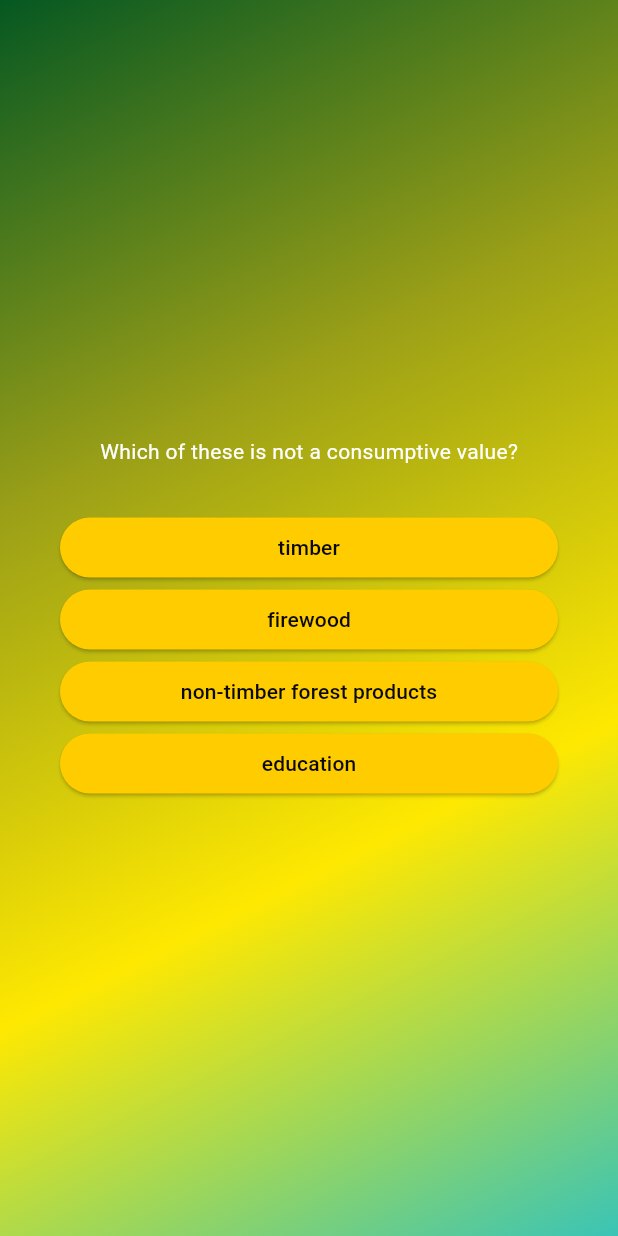
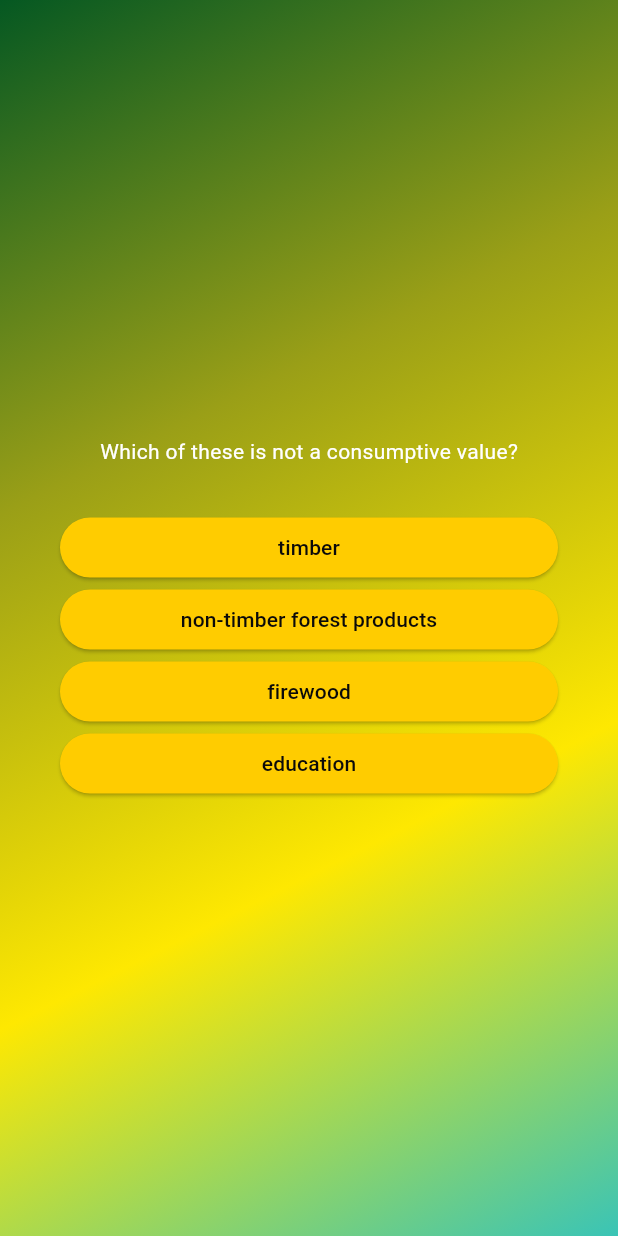
Before and after one commit to Sssketchy/QuizApp-Forests, a Flutter app: the screen it shows after launch, after a tap on "Start Quiz", on a phone screen of 412 x 824 dp. Run offline on Flutter 3.47's test engine with Material 3 defaults, Android fonts, the phone set to English and light mode, and no system bars.

```diff
--- a/lib/data/questions.dart
+++ b/lib/data/questions.dart
@@ -4,10 +4,10 @@ import 'package:adv_basics/models/quiz_question.dart';
 // questions[text, answers<list>]
 const questions = [
   QuizQuestion('Which of these is not a consumptive value?', [
+    'education',
     'timber',
     'firewood',
     'non-timber forest products',
-    'education',
   ]),
   QuizQuestion('Which of these is not a forest type found in India?', [
     'Mediterranean dry',
@@ -18,32 +18,32 @@ const questions = [
   QuizQuestion(
     '“Plant community, predominantly comprised of trees and other woody vegetation, usually with a closed canopy" is',
     [
+      'ecological definition of forests',
       'silvicultural definition of forests',
       'FAO definition of forests',
       'legal definition of forests',
-      'ecological definition of forests',
     ],
   ),
   QuizQuestion(
     'According to the Supreme Court, the word forest must be understood according to its',
     [
+      'dictionary meaning',
       'biological meaning',
       'ecological meaning',
       'silvicultural meaning',
-      'dictionary meaning',
     ],
   ),
   QuizQuestion('Which of these is not a use value?', [
+    'existence value',
     'direct value',
     'indirect value',
     'option value',
-    'existence value',
   ]),
   QuizQuestion('According to the Supreme Court, the term forest land includes', [
+    'any area recorded as forest in the Government record irrespective of ownership',
     'some area recorded as forest in the Government record according to ownership',
     'any area recorded as forest in the Government record according to ownership',
     'some area recorded as forest in the Government record irrespective of ownership',
-    'any area recorded as forest in the Government record irrespective of ownership',
   ]),
   QuizQuestion('Tropical moist forests do not include', [
     'broadleaved forests',
@@ -53,7 +53,7 @@ const questions = [
   ]),
   QuizQuestion(
     'The value of leaving use and non-use values for offspring’s or future generations is called',
-    ['altruistic value', 'bequest value', 'existence value', 'option value'],
+    ['bequest value', 'altruistic value', 'existence value', 'option value'],
   ),
   QuizQuestion('The term \'forest\' originates from', [
     'Latin foris meaning outside',
--- a/lib/models/quiz_question.dart
+++ b/lib/models/quiz_question.dart
@@ -5,4 +5,10 @@ class QuizQuestion {
   // 2 property
   final String text;
   final List<String> answers;
+
+  List<String> getShuffledAnswers() {
+    final List<String> shuffledList = List.of(answers);
+    shuffledList.shuffle();
+    return shuffledList;
+  }
 }
--- a/lib/questions_screen.dart
+++ b/lib/questions_screen.dart
@@ -35,7 +35,7 @@ class _QuestionsScreenState extends State<QuestionsScreen> {
             // map is like a iterable that takes values present in the list
             // on return it will return a list of values without updating original list
             // that is the reason we are using ... to separate each button
-            ...currentQuestion.answers.map((x) {
+            ...currentQuestion.getShuffledAnswers().map((x) {
               return AnswerButton(ans: x, onTap: () {});
             }), // list the ... is a keyword
             // what it does is [list, 1,2,3] if list = [5,6,7]
```
